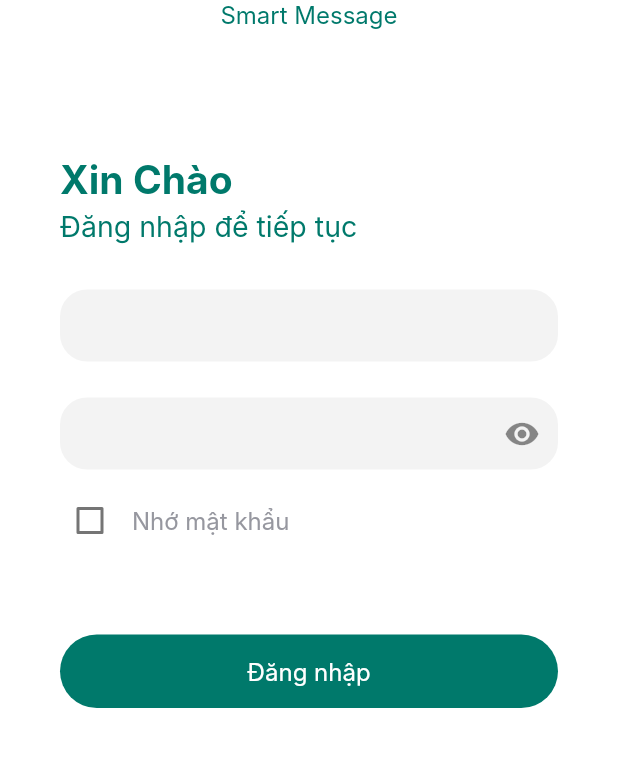
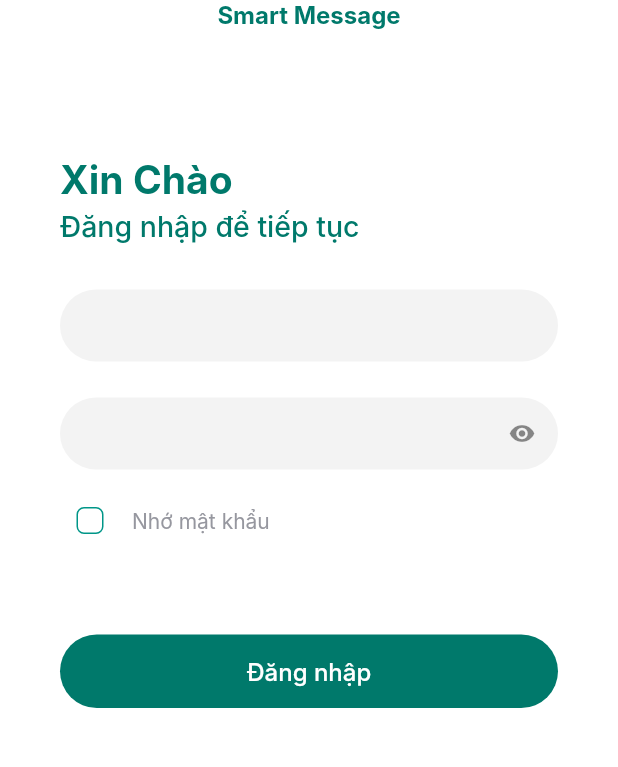
Before and after one commit to casker2209/Authentication, a Flutter app: the screen it shows after launch, on a phone screen of 412 x 824 dp, the part 216-983 px from its top. Run offline on Flutter 3.47's test engine with Material 2 defaults, Android fonts, the phone set to English and light mode, and no system bars; our stand-ins replace dio, equatable, flutter_bloc, retrofit; generated files the repository leaves out were written again; Roboto replaces fonts that are missing (Inter).

```diff
--- a/lib/screen/login/authentication_screen.dart
+++ b/lib/screen/login/authentication_screen.dart
@@ -37,7 +37,7 @@ class AuthenticationScreen extends StatelessWidget {
                     "Smart Message",
                     textAlign: TextAlign.center,
                     style: UtilsTextStyle.primaryTextStyle(
-                        color: UtilsColor.colorGreenPrimary),
+                        color: UtilsColor.colorGreenPrimary,fontWeight: FontWeight.bold),
                   ),
                 ),
                 SizedBox(height: 85),
@@ -56,6 +56,7 @@ class AuthenticationScreen extends StatelessWidget {
                   textAlign: TextAlign.start,
                   style: UtilsTextStyle.primaryTextStyle(
                     color: UtilsColor.colorGreenPrimary,
+                    fontWeight: FontWeight.w500,
                     size: 19,
                   ),
                 ),
@@ -107,28 +108,36 @@ class AuthenticationForm extends StatelessWidget {
             onChanged: (text) {
               BlocProvider.of<AuthenticationBloc>(context).add(UsernameChanged(text));
             },
+            style: UtilsTextStyle.primaryTextStyle(color: Colors.black,size: 14),
             decoration: InputDecoration(
+                hintText: "Số điện thoại",
+                hintStyle: UtilsTextStyle.primaryTextStyle(color: UtilsColor.colorLightGrey,size: 14),
                 fillColor: UtilsColor.colorLightGrey,
                 filled: true,
                 contentPadding:
-                    const EdgeInsets.symmetric(horizontal: 16, vertical: 11),
+                    const EdgeInsets.symmetric(horizontal: 24, vertical: 12),
                 border: OutlineInputBorder(
-                  borderRadius: BorderRadius.circular(18),
+                  borderRadius: BorderRadius.circular(30),
                   borderSide: const BorderSide(style: BorderStyle.none,width: 0),
 
                 )),
           ),
           const SizedBox(height: 24),
           TextFormField(
-              obscureText: !state.showPassword,
+
+            obscureText: !state.showPassword,
               onChanged: (text) {
                 BlocProvider.of<AuthenticationBloc>(context).add(PasswordChanged(text));
               },
+            style: UtilsTextStyle.primaryTextStyle(color: Colors.black,size: 14),
             decoration: InputDecoration(
+                isDense: true,
+                hintText: "Mật khẩu",
+                hintStyle: UtilsTextStyle.primaryTextStyle(color: UtilsColor.colorLightGrey,size: 14),
                 fillColor: UtilsColor.colorLightGrey,
                 filled: true,
                 contentPadding:
-                    const EdgeInsets.symmetric(horizontal: 16, vertical: 11),
+                    const EdgeInsets.symmetric(horizontal: 24, vertical: 12),
 
                 suffixIcon: IconButton(
                   icon: Icon(!state.showPassword
@@ -141,26 +150,40 @@ class AuthenticationForm extends StatelessWidget {
                 ),
                 border: OutlineInputBorder(
                     borderSide: const BorderSide(style: BorderStyle.none,width: 0),
-                    borderRadius: BorderRadius.circular(18)
+                    borderRadius: BorderRadius.circular(30)
                 )),
           ),
           const SizedBox(height: 18),
-
-              CheckboxListTile(
+    Theme(
+    data: Theme.of(context).copyWith(
+    checkboxTheme: Theme.of(context).checkboxTheme.copyWith(
+      side: BorderSide(width: 1,color:!state.rememberPassword
+          ? UtilsColor.colorLightGreen
+          : Theme.of(context).disabledColor )
+    ),
+    ),
+              child:CheckboxListTile(
                   controlAffinity: ListTileControlAffinity.leading,
                 dense: true,
+                activeColor: UtilsColor.colorGreenPrimary,
+                checkColor: UtilsColor.colorLightGrey,
+
+                checkboxShape: RoundedRectangleBorder(
+                  borderRadius: BorderRadius.circular(5),
+                  side: BorderSide(color: UtilsColor.colorLightGrey,width: 1)
+                ),
                 visualDensity: VisualDensity(horizontal: -4,vertical: -4),
                   contentPadding: EdgeInsets.zero,
                   title: Text(
           "Nhớ mật khẩu",
-            style: UtilsTextStyle.primaryTextStyle(color: UtilsColor.colorGrey),
+            style: UtilsTextStyle.primaryTextStyle(color: UtilsColor.colorGrey,size: 14),
           ),
                   value: state.rememberPassword,
                   onChanged: (onChanged) {
                     if (onChanged != null) {
                       BlocProvider.of<AuthenticationBloc>(context).add(RememberPassword(!state.rememberPassword));
                     }
-                  }),
+                  })),
           SizedBox(height: 60),
           TextButton(
             style: ButtonStyle(
@@ -182,7 +205,7 @@ class AuthenticationForm extends StatelessWidget {
               child: Text(
                 "Đăng nhập",
                 textAlign: TextAlign.center,
-                style: UtilsTextStyle.primaryTextStyle(color: Colors.white),
+                style: UtilsTextStyle.primaryTextStyle(color: Colors.white,fontWeight: FontWeight.w500),
               ),
             ),
           )
--- a/lib/utils/Color.dart
+++ b/lib/utils/Color.dart
@@ -2,6 +2,7 @@ import 'dart:ui';
 
 class UtilsColor{
   static const Color colorGreenPrimary = Color(0xFF00796B);
+  static const Color colorLightGreen = Color(0xFF009688);
   static const Color colorGrey = Color(0xFF96979F);
   static const Color colorLightGrey = Color(0xFFF3F3F3);
 }
```
Also changed, not shown: 1 other file.
